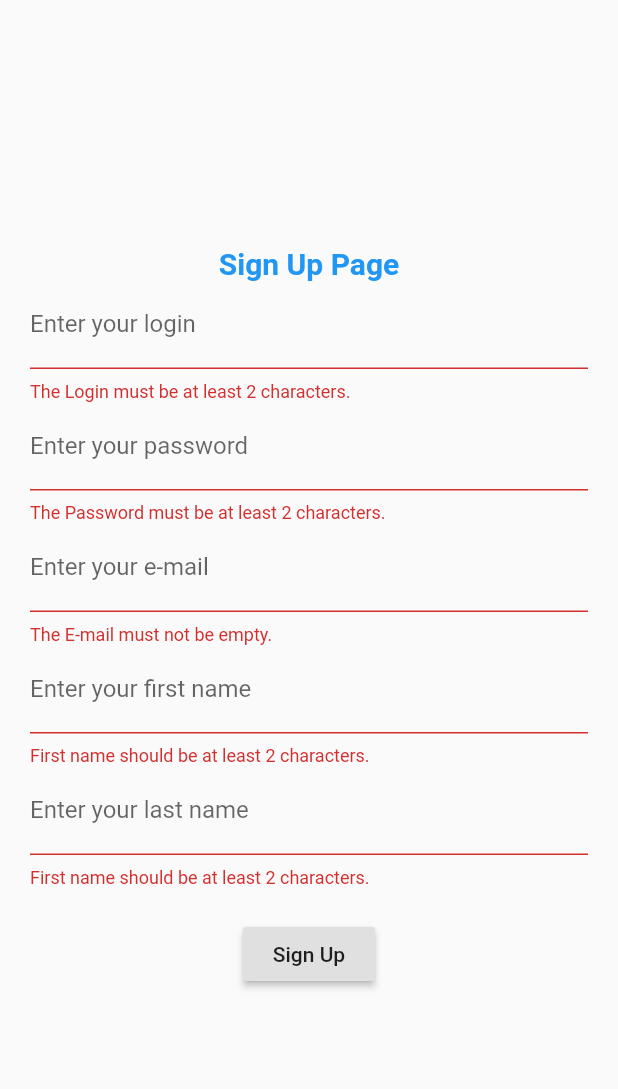
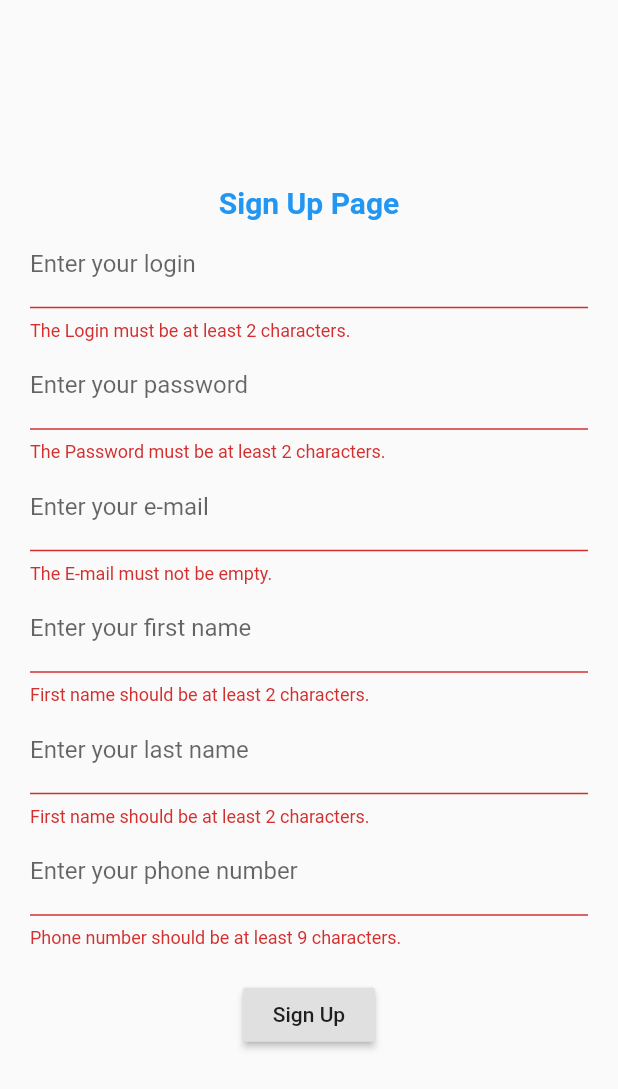
Before and after one commit to razmik-gharibyan/dart-test-project-master, a Flutter app: the SignUpScreen screen opened by its route, after a tap on "Sign Up", on a phone screen of 412 x 824 dp. Shown: the top 1089 px of the screen. Run offline on Flutter 3.47's test engine with Material 2 defaults, Android fonts, the phone set to English and light mode, and no system bars; our stand-ins replace shared_preferences, shelf, shelf_web_socket; missing offline and left inert: angular, angular_components, angular_router, dart:html, data_model, mongo_dart and 2 more; accounts and stored records are empty; network calls fail.

Commit message:
0.0.4.4 added phone number field for sign_up_screen.dart

```diff
--- a/chat_mobile/lib/screens/sign_up_screen.dart
+++ b/chat_mobile/lib/screens/sign_up_screen.dart
@@ -26,6 +26,7 @@ class _SignUpData {
   String email = '';
   String firstName = '';
   String lastName = '';
+  String phone = '';
 }
 
 class _SignUpScreenState extends State<SignUpScreen> {
@@ -37,6 +38,7 @@ class _SignUpScreenState extends State<SignUpScreen> {
   final TextEditingController _emailController = TextEditingController();
   final TextEditingController _firstNameController = TextEditingController();
   final TextEditingController _lastNameController = TextEditingController();
+  final TextEditingController _phoneController = TextEditingController();
   final UserHelper _userHelper = UserHelper();
   bool _isLoading = false;
 
@@ -78,6 +80,14 @@ class _SignUpScreenState extends State<SignUpScreen> {
     if (value.length < 2) {
       // check last name rules here
       return 'First name should be at least 2 characters.';
+    }
+    return null;
+  }
+
+  String _validatePhone(String value) {
+    if (value.length < 9) {
+      // check login rules here
+      return 'Phone number should be at least 9 characters.';
     }
     return null;
   }
@@ -150,6 +160,15 @@ class _SignUpScreenState extends State<SignUpScreen> {
                     decoration: new InputDecoration(
                         hintText: 'Last name', labelText: 'Enter your last name'),
                   ),
+                  TextFormField(
+                    controller: _phoneController,
+                    validator: this._validatePhone,
+                    onSaved: (String value) {
+                      this._signUpData.phone = value;
+                    },
+                    decoration: InputDecoration(
+                        hintText: 'Phone (Optional)', labelText: 'Enter your phone number'),
+                  ),
                   Container(
                     margin: const EdgeInsets.only(top: 20),
                     child:
@@ -178,7 +197,7 @@ class _SignUpScreenState extends State<SignUpScreen> {
         usersClient
             .create(
             User(name: _signUpData.login, password: _signUpData.password, email: _signUpData.email,
-                firstName: _signUpData.firstName, lastName: _signUpData.lastName ))
+                firstName: _signUpData.firstName, lastName: _signUpData.lastName, phone: _signUpData.phone))
             .then((createdUser) async {
              var user = await usersClient.login(_signUpData.login, _signUpData.password);
              _userHelper.setUser(user);
@@ -212,6 +231,7 @@ class _SignUpScreenState extends State<SignUpScreen> {
     _emailController.clear();
     _firstNameController.clear();
     _lastNameController.clear();
+    _phoneController.clear();
   }
 
 }
```
